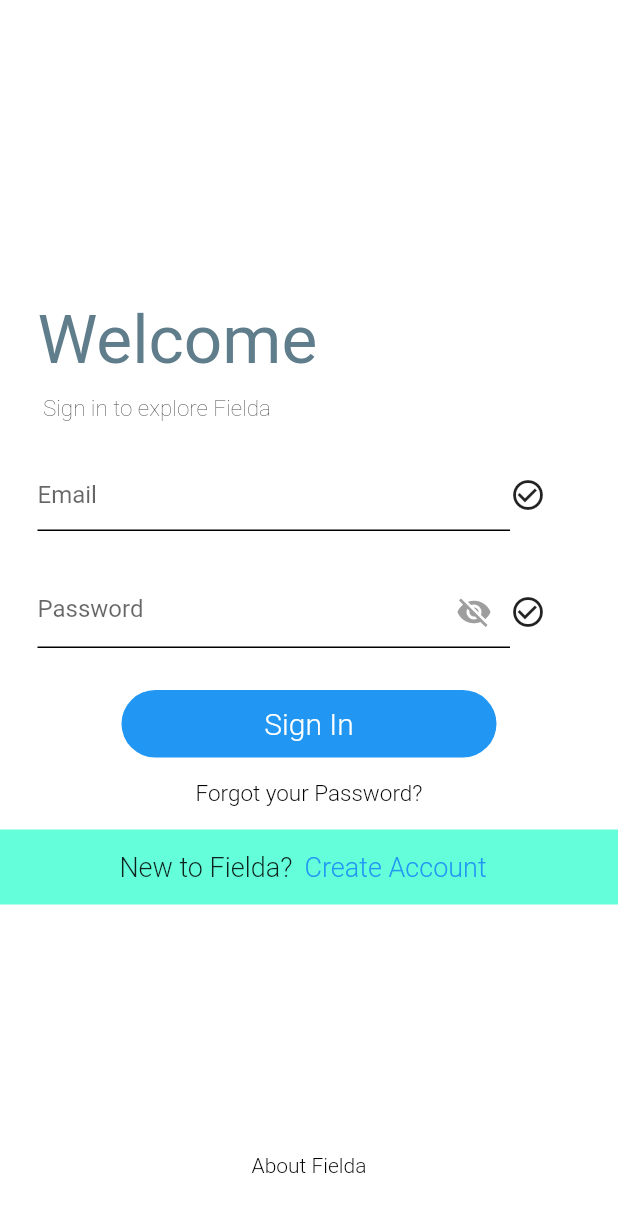
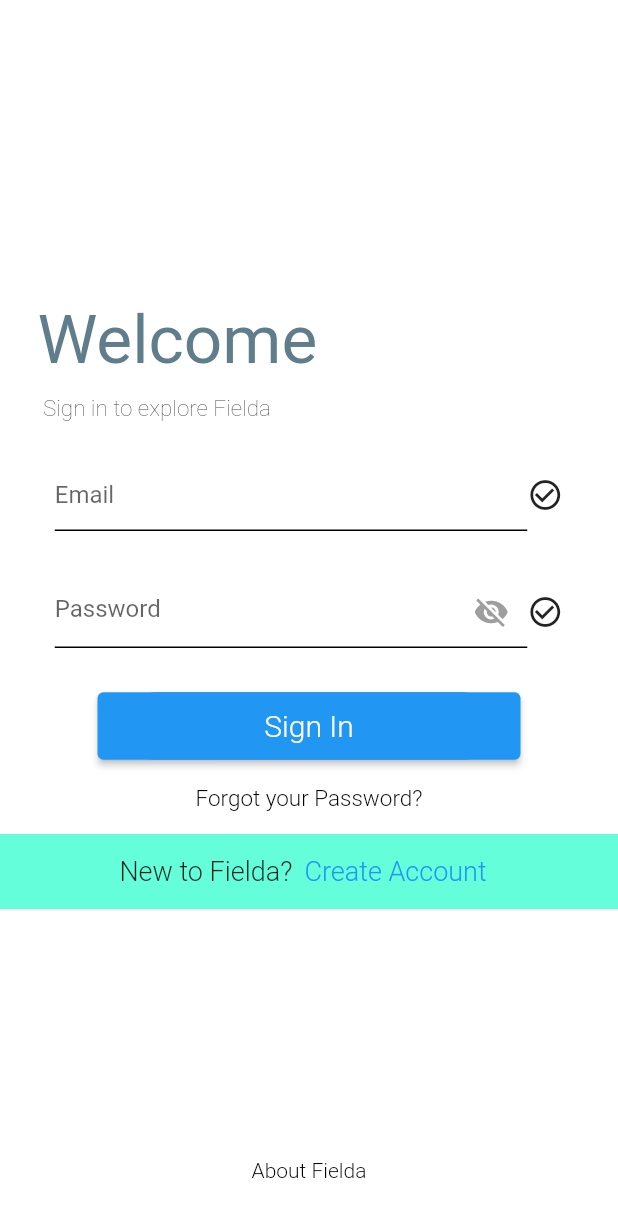
Before and after one commit to hariharan1201/Fielda-Login-UI, a Flutter app: the screen it shows after launch, on a phone screen of 412 x 824 dp. Shown: the top 1217 px of the screen. Run offline on Flutter 3.47's test engine with Material 2 defaults, Android fonts, the phone set to English and light mode, and no system bars; our stand-ins replace email_validator, webview_flutter; Roboto replaces fonts that are missing (Tiltwrap).

Commit message:
Login screen

```diff
--- a/lib/Login.dart
+++ b/lib/Login.dart
@@ -14,6 +14,7 @@
 }
 
 class _LoginState extends State<Login> {
+  bool? button;
   Widget? mailchk = const Icon(
     Icons.check_circle_outline,
   );
@@ -38,6 +39,7 @@
               Padding(
                 padding: const EdgeInsets.fromLTRB(25, 200, 25, 0),
                 child: Column(
+                  mainAxisAlignment: MainAxisAlignment.center,
                   crossAxisAlignment: CrossAxisAlignment.start,
                   children: [
                     const Text(
@@ -59,6 +61,7 @@
                       height: 25,
                     ),
                     Row(
+                      mainAxisAlignment: MainAxisAlignment.center,
                       children: [
                         SizedBox(
                           width: 315,
@@ -70,6 +73,12 @@
                             ),
                             onChanged: (val) {
                               EmailValidata(val);
+                              if (val.isEmpty) {
+                                setState(() {
+                                  button = false;
+                                });
+                              }
+                              ;
                             },
                             keyboardType: TextInputType.emailAddress,
                           ),
@@ -83,6 +92,7 @@
                       height: 30,
                     ),
                     Row(
+                      mainAxisAlignment: MainAxisAlignment.center,
                       children: [
                         SizedBox(
                           width: 315,
@@ -120,6 +130,7 @@
                       height: 28,
                     ),
                     Center(
+                      child: ElevatedButton(
                         child: Container(
                           height: 45,
                           width: 250,
@@ -135,6 +146,8 @@
                               color: Colors.white,
                             ),
                           )),
+                        ),
+                        onPressed: () {},
                       ),
                     ),
                     Center(
```
Lines whose indentation alone changed are shown as unchanged.
